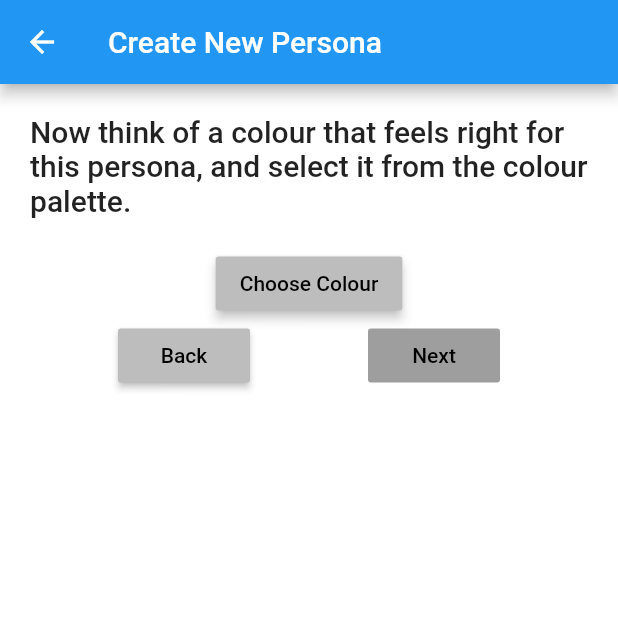
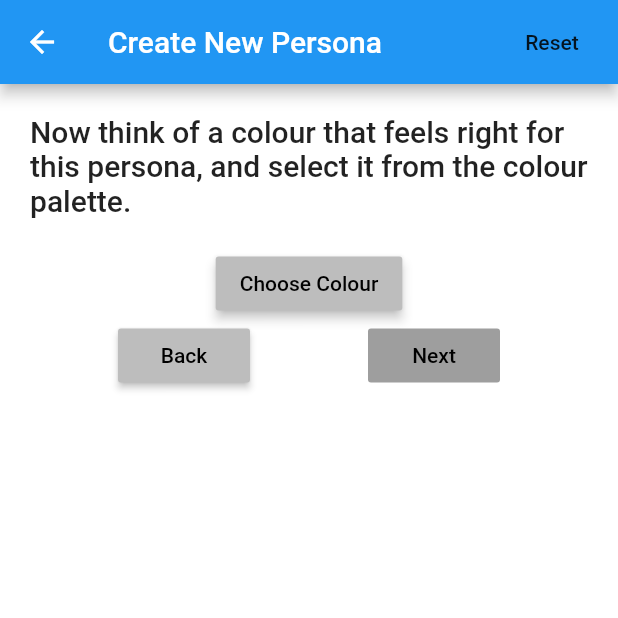
Before and after one commit to amagon270/Personas, a Flutter app: the CreatePersona screen opened by its route, after a tap on "Next", on a phone screen of 412 x 824 dp, the top half of it. Run offline on Flutter 3.47's test engine with Material 2 defaults, Android fonts, the light colour scheme and no system bars; our stand-ins replace flutter_colorpicker, nanoid, video_player; missing offline and left inert: password_hash.

Commit message:
added resuming interupted persona creation

```diff
--- a/lib/pages/createPersona.dart
+++ b/lib/pages/createPersona.dart
@@ -55,7 +55,19 @@ class _CreatePersona extends State<CreatePersona> {
         textTheme: TextTheme(button: TextStyle(color: Colors.black))
       ),
       child: Scaffold(
-        appBar: AppBar(title: Text("Create New Persona"),),
+        appBar: AppBar(
+          title: Text("Create New Persona"),
+          actions: [
+            FlatButton(
+              child: Text("Reset"),
+              onPressed: () async {
+                await interviewService.clearUnfinishedSession();
+                Navigator.pushReplacementNamed(context, "/createPersona");
+              },
+
+            )
+          ],
+        ),
         body: SafeArea(
           child: FutureBuilder(
             future: interviewService.startSession(),
@@ -69,6 +81,7 @@ class _CreatePersona extends State<CreatePersona> {
                   currentQuestion = interviewService.nextQuestion();
                   currentQuestionResponse = new QuestionResponse(currentQuestion, null);
                   currentQuestionWidget = currentQuestion?.generateQuestionWidget(selectAnswer: _selectAnswer) ?? Text("Loading");
+                  currentColor = interviewService.getCurrentColor();
                 }
                 return Container(
                   width: MediaQuery.of(context).size.width,
--- a/lib/widgets/interviewService.dart
+++ b/lib/widgets/interviewService.dart
@@ -1,9 +1,12 @@
 import 'dart:convert';
+import 'dart:io';
 
 import 'package:Personas/widgets/personaService.dart';
 import 'package:Personas/widgets/questionService.dart';
 import 'package:Personas/widgets/utility.dart';
+import 'package:flutter/material.dart';
 import 'package:flutter/services.dart';
+import 'package:path_provider/path_provider.dart';
 
 enum TriggerType {
   Any,
@@ -98,7 +101,6 @@ class Fact {
 class InterviewService {
   List<Question> allQuestions;
   List<Rule> allRules;
-  int currentRuleIndex;
   Session currentSession;
 
   static final Question endQuestion = Question("end", "", "", QuestionType.MultipleChoice, "", []);
@@ -106,10 +108,9 @@ class InterviewService {
 
   Future<Session> startSession() async {
     if (currentSession == null) {
-      currentRuleIndex = 0;
-      currentSession = new Session(await UtilityFunctions.generateId());
       allQuestions =  await QuestionService.loadQuestions();
       allRules = await loadRules();
+      currentSession = await loadUnfinishedSession();
     }
     return currentSession;
   }
@@ -189,12 +190,7 @@ class InterviewService {
   }
 
   Question nextQuestion() {
-    //failsafe if we run out of rules
-    if (currentRuleIndex >= allRules.length) {
-      PersonaService().save("Test", currentSession);
-      return endQuestion;
-    }
-
+    saveUnfinishedSession(currentSession);
     List<Rule> possibleRules = new List<Rule>();
     allRules.forEach((newRule) {
       if (!currentSession.processedRules.contains(newRule) && _checkRule(newRule)) {
@@ -202,6 +198,7 @@ class InterviewService {
       }
     });
     if (possibleRules.length == 0) {
+      clearUnfinishedSession();
       PersonaService().save("Test", currentSession);
       return endQuestion;
     }
@@ -326,6 +323,13 @@ class InterviewService {
     return currentSession.answers.firstWhere((e) => (e.question.id == questionId), orElse: () => null);
   }
 
+  Color getCurrentColor() {
+    QuestionResponse question = currentSession.answers.firstWhere((e) => e.question.id == "personaColor", orElse: () => null);
+    //4294967295 is white
+    int colorString = question?.choice ?? 4294967295;
+    return Color(colorString);
+  }
+
   static Future<List<Rule>> loadRules() async {
     final data = await rootBundle.loadString("assets/questions/rules.json");
     List<dynamic> decodedData = json.decode(data);
@@ -359,4 +363,81 @@ class InterviewService {
     });
     return newRules;
   }
+
+  Future<bool> clearUnfinishedSession() async {
+    Map sessionData = {};
+    final directory = await getApplicationDocumentsDirectory();
+    final file = File('${directory.path}/unfinishedSession.json');
+    await file.writeAsString(json.encode(sessionData));
+    return true;
+  }
+
+  void saveUnfinishedSession(Session session) async {
+    Map sessionData = {};
+    List<String> questions = new List<String>();
+    List<String> processedRules= new List<String>();
+    sessionData["id"] = session.id;
+    sessionData["answers"] ??= {};
+    sessionData["facts"] ??= {};
+    session.questions?.forEach((question) {
+      questions.add(question.id);
+    });
+    sessionData["questions"] = questions;
+    session.answers?.forEach((answer) {
+      print("answers when saving ${answer.choice}");
+      sessionData["answers"][answer.question.id] = answer.choice;
+    });
+    session.processedRules?.forEach((rule) {
+      processedRules.add(rule.id);
+    });
+    sessionData["rules"] = processedRules;
+    session.facts?.forEach((fact) {
+      sessionData["facts"][fact.subject] = fact.value;
+    });
+
+    final directory = await getApplicationDocumentsDirectory();
+    final file = File('${directory.path}/unfinishedSession.json');
+    await file.writeAsString(json.encode(sessionData));
+  }
+
+  Future<Session> loadUnfinishedSession() async {
+    final directory = await getApplicationDocumentsDirectory();
+    final file = File('${directory.path}/unfinishedSession.json');
+    String userAnswers = "{}";
+    try{
+      userAnswers = await file.readAsString();
+    } catch (e) {
+      print("Couldn't find file, creating new file");
+      userAnswers = '{"" : {}}';
+    }
+    Map userData = json.decode(userAnswers);
+
+    if (userData["id"] != null  && userData["id"] != "") {
+      Session newSession = Session(userData["id"]);
+      List<Question> questions = new List<Question>();
+      List<QuestionResponse> answers = new List<QuestionResponse>();
+      List<Rule> processedRules = new List<Rule>();
+      List<Fact> facts = new List<Fact>();
+
+      (userData["questions"] as List<dynamic>)?.forEach((questionId) {
+        questions.add(allQuestions.firstWhere((e) => e.id == questionId.toString(), orElse: () => null,));
+      });
+      (userData["answers"] as Map<dynamic, dynamic>)?.forEach((questionId, response) {
+        Question question = allQuestions.firstWhere((e) => e.id == questionId.toString(), orElse: () => null);
+        answers.add(QuestionResponse(question, response));
+      });
+      (userData["rules"] as List<dynamic>)?.forEach((ruleId) {
+        processedRules.add(allRules.firstWhere((e) => e.id == ruleId.toString(), orElse: () => null,));
+      });
+      (userData["facts"] as Map<dynamic, dynamic>)?.forEach((factId, value) {
+        facts.add(Fact(factId.toString(), value));
+      });
+      newSession.questions = questions;
+      newSession.answers = answers;
+      newSession.processedRules = processedRules;
+      newSession.facts = facts;
+      return newSession;
+    }
+    return new Session(await UtilityFunctions.generateId());
+  }
 }
```
